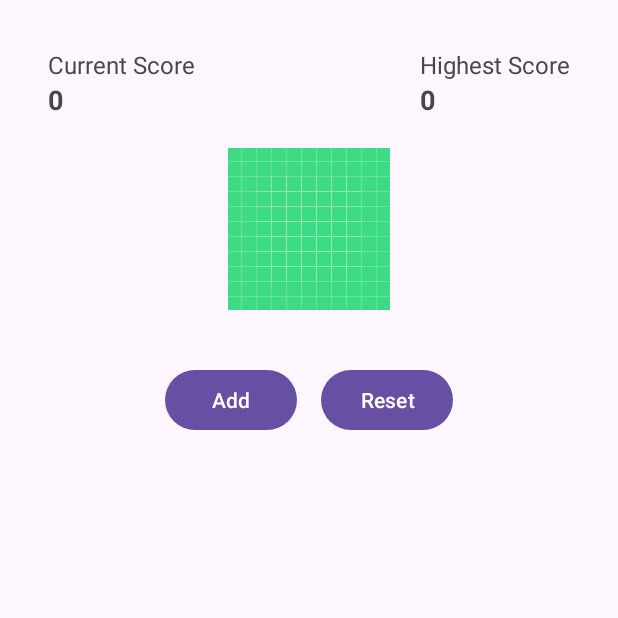
After one commit to DarshaunDavis/Are-You-Smarter-Than-An-Immigrant, an Android app: the QuizActivity screen opened directly, with no data from a screen before it, on a phone screen of 412 x 824 dp, the top half of it. The commit adds this screen. Run offline under Robolectric (Android 15) with nearby library versions, the phone set to English and light mode, and no system bars.

Commit message:
feat: Enhance QuizActivity with Score Management and UI Updates
- Introduced an improved score management system in QuizActivity, allowing users to increment their current score with each correct answer and automatically updating the highest score when a new high is reached.
- Added a reset functionality to set the current score back to zero, enabling users to start over while retaining the highest score record.
- Implemented SharedPreferences to persist current and highest scores, ensuring score data is maintained across app sessions.
- Refined the UI by adding two new buttons in QuizActivity: one for incrementing the score ('Add') and another for resetting the current score ('Reset'). These buttons are horizontally aligned and dynamically manage the score based on user interaction.
- Adjusted the activity_quiz.xml layout to include the new buttons and ensure a user-friendly layout, maintaining a consistent and intuitive interface.
- Applied a modular approach to score update and display logic, encapsulating functionality in dedicated methods for cleaner code and easier maintenance.
- Ensured highest score functionality correctly reflects the user's best performance, fostering a competitive and engaging user experience.

These updates enhance the core quiz functionality, providing a more interactive and user-centric experience while laying the groundwork for future feature expansions.

```diff
--- a/app/src/main/AndroidManifest.xml
+++ b/app/src/main/AndroidManifest.xml
@@ -12,6 +12,9 @@
         android:supportsRtl="true"
         android:theme="@style/Theme.AreYouSmarterThanAnImmigrant"
         tools:targetApi="31">
+        <activity
+            android:name=".QuizActivity"
+            android:exported="false" />
         <activity
             android:name=".LogoActivity"
             android:exported="false" />
--- /dev/null
+++ b/app/src/main/java/com/lislal/areyousmarterthananimmigrant/QuizActivity.kt
@@ -0,0 +1,71 @@
+    package com.lislal.areyousmarterthananimmigrant
+
+    import android.content.Context
+    import android.os.Bundle
+    import android.widget.Button
+    import android.widget.TextView
+    import androidx.appcompat.app.AppCompatActivity
+
+    class QuizActivity : AppCompatActivity() {
+
+        private lateinit var currentScoreTextView: TextView
+        private lateinit var highestScoreTextView: TextView
+        private var currentScore = 0
+        private var highestScore = 0
+
+        override fun onCreate(savedInstanceState: Bundle?) {
+            super.onCreate(savedInstanceState)
+            setContentView(R.layout.activity_quiz)
+
+            currentScoreTextView = findViewById(R.id.currentScore)
+            highestScoreTextView = findViewById(R.id.highestScore)
+
+            // Access SharedPreferences
+            val sharedPref = getSharedPreferences("com.yourapp.preferences", Context.MODE_PRIVATE)
+            currentScore = sharedPref.getInt("currentScore", 0)
+            highestScore = sharedPref.getInt("highestScore", 0)
+            updateScoresDisplay()
+
+            val addButton: Button = findViewById(R.id.addButton)
+            val resetButton: Button = findViewById(R.id.resetButton)
+
+            addButton.setOnClickListener {
+                incrementScore()
+            }
+
+            resetButton.setOnClickListener {
+                resetScore()
+            }
+        }
+
+        private fun incrementScore() {
+            currentScore++
+            if (currentScore > highestScore) {
+                highestScore = currentScore
+                // Persist updated highest score in SharedPreferences
+                val sharedPref = getSharedPreferences("com.yourapp.preferences", Context.MODE_PRIVATE)
+                with (sharedPref.edit()) {
+                    putInt("highestScore", highestScore)
+                    apply()
+                }
+            }
+            updateScoresDisplay()
+        }
+
+        private fun resetScore() {
+            currentScore = 0
+            updateScoresDisplay()
+
+            // Persist reset current score in SharedPreferences
+            val sharedPref = getSharedPreferences("com.yourapp.preferences", Context.MODE_PRIVATE)
+            with (sharedPref.edit()) {
+                putInt("currentScore", currentScore)
+                apply()
+            }
+        }
+
+        private fun updateScoresDisplay() {
+            currentScoreTextView.text = currentScore.toString()
+            highestScoreTextView.text = highestScore.toString()
+        }
+    }
--- /dev/null
+++ b/app/src/main/res/layout/activity_quiz.xml
@@ -0,0 +1,43 @@
+<androidx.constraintlayout.widget.ConstraintLayout xmlns:android="http://schemas.android.com/apk/res/android"
+    xmlns:app="http://schemas.android.com/apk/res-auto"
+    xmlns:tools="http://schemas.android.com/tools"
+    android:layout_width="match_parent"
+    android:layout_height="match_parent"
+    android:padding="16dp"
+    tools:context=".QuizActivity">
+
+    <include
+        android:id="@+id/includedHeader"
+        layout="@layout/layout_header"/>
+
+    <!-- Button container -->
+    <LinearLayout
+        android:id="@+id/buttonContainer"
+        android:layout_width="0dp"
+        android:layout_height="wrap_content"
+        android:orientation="horizontal"
+        android:gravity="center"
+        app:layout_constraintTop_toBottomOf="@id/includedHeader"
+        app:layout_constraintStart_toStartOf="parent"
+        app:layout_constraintEnd_toEndOf="parent"
+        android:layout_marginTop="20dp">
+
+        <!-- Add Button -->
+        <Button
+            android:id="@+id/addButton"
+            android:layout_width="wrap_content"
+            android:layout_height="wrap_content"
+            android:text="Add"/>
+
+        <!-- Reset Button -->
+        <Button
+            android:id="@+id/resetButton"
+            android:layout_width="wrap_content"
+            android:layout_height="wrap_content"
+            android:text="Reset"
+            android:layout_marginStart="16dp"/>
+    </LinearLayout>
+
+    <!-- Remaining content and widgets in your layout -->
+
+</androidx.constraintlayout.widget.ConstraintLayout>
--- /dev/null
+++ b/app/src/main/res/layout/layout_header.xml
@@ -0,0 +1,68 @@
+<?xml version="1.0" encoding="utf-8"?>
+<LinearLayout xmlns:android="http://schemas.android.com/apk/res/android"
+    android:layout_width="match_parent"
+    android:layout_height="wrap_content"
+    android:orientation="vertical"
+    android:padding="16dp">
+
+    <RelativeLayout
+        android:layout_width="match_parent"
+        android:layout_height="wrap_content">
+
+        <!-- Current Score Container -->
+        <LinearLayout
+            android:id="@+id/currentScoreContainer"
+            android:layout_width="wrap_content"
+            android:layout_height="wrap_content"
+            android:layout_alignParentStart="true"
+            android:orientation="vertical">
+
+            <TextView
+                android:layout_width="wrap_content"
+                android:layout_height="wrap_content"
+                android:text="Current Score"
+                android:textSize="16sp"/>
+
+            <TextView
+                android:id="@+id/currentScore"
+                android:layout_width="wrap_content"
+                android:layout_height="wrap_content"
+                android:text="0"
+                android:textSize="18sp"
+                android:textStyle="bold"/>
+        </LinearLayout>
+
+        <!-- Highest Score Container -->
+        <LinearLayout
+            android:id="@+id/highestScoreContainer"
+            android:layout_width="wrap_content"
+            android:layout_height="wrap_content"
+            android:layout_alignParentEnd="true"
+            android:orientation="vertical">
+
+            <TextView
+                android:layout_width="wrap_content"
+                android:layout_height="wrap_content"
+                android:text="Highest Score"
+                android:textSize="16sp"/>
+
+            <TextView
+                android:id="@+id/highestScore"
+                android:layout_width="wrap_content"
+                android:layout_height="wrap_content"
+                android:text="0"
+                android:textSize="18sp"
+                android:textStyle="bold"/>
+        </LinearLayout>
+    </RelativeLayout>
+
+    <!-- App Logo -->
+    <ImageView
+        android:id="@+id/appLogo"
+        android:layout_width="wrap_content"
+        android:layout_height="wrap_content"
+        android:layout_gravity="center_horizontal"
+        android:layout_marginTop="20dp"
+        android:src="@drawable/ic_launcher_background" />
+
+</LinearLayout>
```
Also changed, not shown: app/src/main/java/com/lislal/areyousmarterthananimmigrant/MainActivity.kt (+59 -2 lines), app/src/main/res/layout/activity_main.xml (+37 -10 lines).
